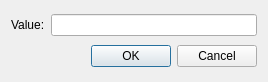
Above: uis/dialog_value.ui from josuemoraisgh/EININDII00_ProcessSimul before the change. Below: the same form after it.
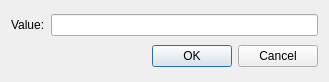
That is the form after the change.

Patch:
```diff
--- a/uis/dialog_value.ui
+++ b/uis/dialog_value.ui
@@ -9,7 +9,7 @@
    <rect>
     <x>0</x>
     <y>0</y>
-    <width>268</width>
+    <width>329</width>
     <height>82</height>
    </rect>
   </property>
```
